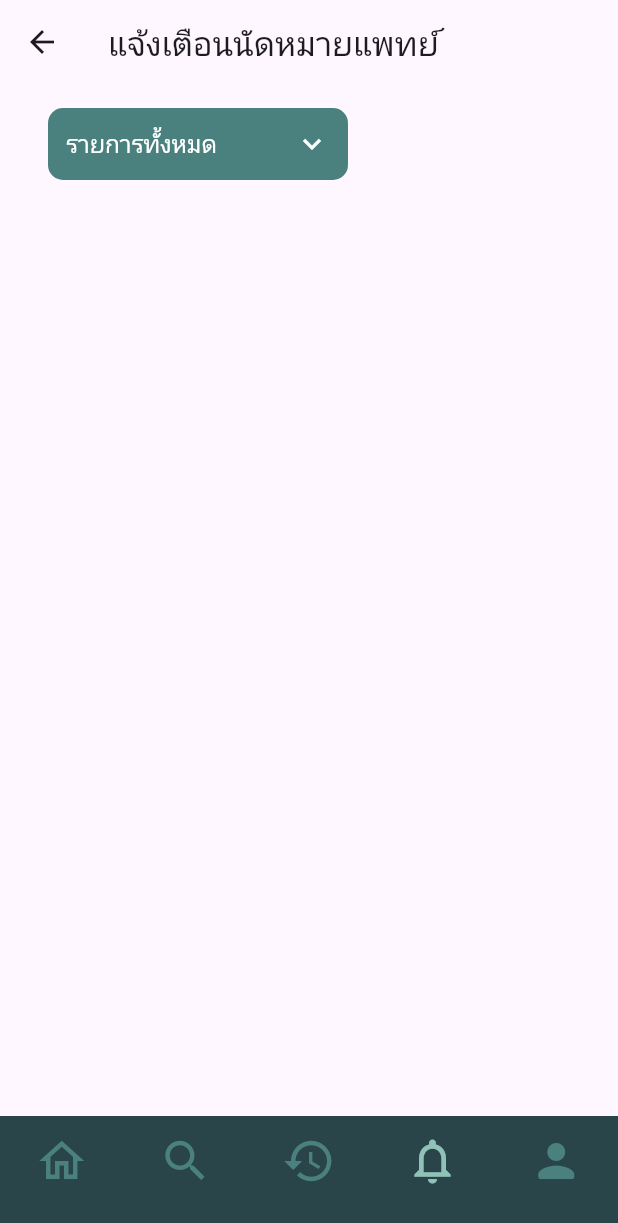
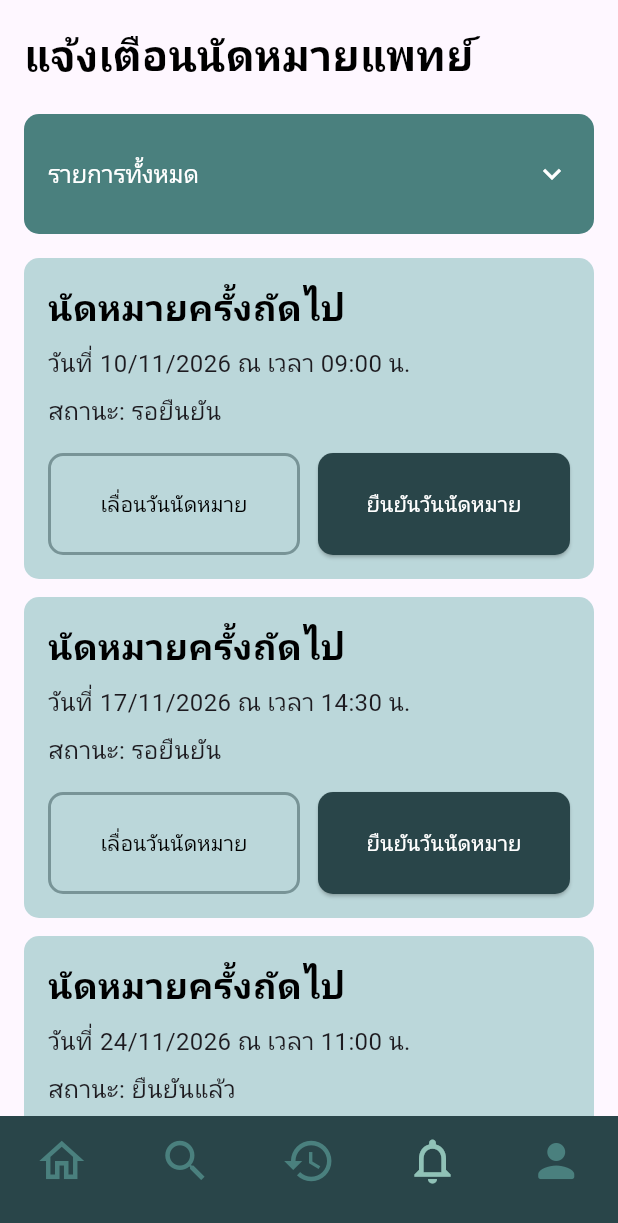
Before and after one commit to ST2415/medisync, a Flutter app: the screen it shows after launch, item 4 of the bottom bar chosen, on a phone screen of 412 x 824 dp. Shown: the top 1223 px of the screen. Run offline on Flutter 3.47's test engine with Material 3 defaults, Android fonts, the light colour scheme and no system bars; Roboto replaces fonts that are missing (Kanit).

Commit message:
Fixed appointment and Update appointment, history and Title's server name.

```diff
--- a/lib/pages/appointment_list_page.dart
+++ b/lib/pages/appointment_list_page.dart
@@ -63,20 +63,25 @@ class _AppointmentListPageState extends State<AppointmentListPage> {
   @override
   Widget build(BuildContext context) {
     return Scaffold(
-      appBar: AppBar(
-        title: Text("แจ้งเตือนนัดหมายแพทย์"),
+      body: ListView(
+            padding: const EdgeInsets.all(16),
+            children: [
+                const Padding(
+                  padding: EdgeInsets.only(bottom: 20),
+                  child: Text(
+                    'แจ้งเตือนนัดหมายแพทย์',
+                    style: TextStyle(
+                      fontSize: 28,
+                      fontWeight: FontWeight.bold,
+                      color: Colors.black,
                     ),
-      body: SingleChildScrollView(
-        child: Padding(
-          //กำหนด Margin ครอบทั้งหน้าจอ (ซ้าย-ขวา 32.0)
-            padding: const EdgeInsets.symmetric(horizontal: 32.0, vertical: 16.0),
-            child: Column(
-              crossAxisAlignment: CrossAxisAlignment.start,
-              children: [
+                  ),
+                ),
+
                 // ปุ่ม Dropdown เลือกสัปดาห์
                 Container(
                 width: 200,
-              padding: const EdgeInsets.symmetric(horizontal: 12.0),
+                padding: const EdgeInsets.symmetric(horizontal: 16.0, vertical: 16),
                 decoration: BoxDecoration(
                   color: const Color(0xFF4A807E),
                   borderRadius: BorderRadius.circular(10.0),
@@ -96,27 +101,40 @@ class _AppointmentListPageState extends State<AppointmentListPage> {
                       return DropdownMenuItem<String>(value: value, child: Text(value));
                     }).toList(),
                     onChanged: (String? newValue) {
+                      if (newValue == null) return;
+
                       setState(() {
-                      dropdownAppointmentList = newValue!;
+                        dropdownAppointmentList = newValue;
                       });
                     },
                   ),
                 ),
               ),
 
-              // ListView.builder(
-              //   padding: const EdgeInsets.symmetric(vertical: 8.0),
-              //   itemCount: myAppointments.length,
-              //   itemBuilder: (context, index) {
-              //     return _buildWaitingAppointmentCard(myAppointments[index]);
-              //   },
-              // ),
+              const SizedBox(height: 16),
+
+              Builder(
+                builder: (context) {
+                  final appointments = _getFilteredAppointments();
+
+                  if (appointments.isEmpty) {
+                    return const Padding(
+                      padding: EdgeInsets.only(top: 24),
+                      child: Center(
+                        child: Text('ไม่มีรายการนัดหมาย'),
+                      ),
+                    );
+                  }
+
+                  return Column(
+                    children: appointments.map((appointment) {
+                      return _buildAppointmentCard(appointment);
+                    }).toList(),
+                  );
+                },
+              ),
               ],
 
-            ),
-
-
-        ),
             ),
 
 
@@ -175,73 +193,134 @@ class _AppointmentListPageState extends State<AppointmentListPage> {
     );
   }
 
-  // Widget _buildWaitingAppointmentCard(Appointment item) {
-  //   bool isAlreadyConfirmed = item.status == 'ยืนยันแล้ว';
-  //
-  //   return Container(
-  //     margin: const EdgeInsets.symmetric(vertical: 8.0, horizontal: 16.0),
-  //     padding: const EdgeInsets.all(16.0),
-  //     decoration: BoxDecoration(
-  //       color: const Color(0xffb0b0b0), // สีพื้นหลังเทาอ่อนตามรูป
-  //       borderRadius: BorderRadius.circular(12.0),
-  //     ),
-  //     child: Column(
-  //       crossAxisAlignment: CrossAxisAlignment.start,
-  //       children: [
-  //         const Text(
-  //           "นัดหมายครั้งถัดไป",
-  //           style: TextStyle(fontSize: 24, fontWeight: FontWeight.bold, color: Colors.black),
-  //         ),
-  //         SizedBox(height: 8.0),
-  //         Text(
-  //           "วันที่ 10/11/2026 ณ เวลา 09:00 น.",
-  //           style: const TextStyle(fontSize: 16, color: Colors.black),
-  //         ),
-  //         SizedBox(height: 8.0),
-  //         Text(
-  //           "สถานะ: รอยืนยัน",
-  //           style: const TextStyle(fontSize: 16, color: Colors.black),
-  //         ),
-  //
-  //         SizedBox(height: 16.0),
-  //
-  //         Row(
-  //           children: [
-  //             Expanded(
-  //                 child: OutlinedButton(
-  //                   onPressed: isAlreadyConfirmed ? null : () {
-  //                     // Logic จำลองการกดเลื่อนนัด
-  //                     ScaffoldMessenger.of(context).showSnackBar(
-  //                     const SnackBar(content: Text('ระบบจำลองการเลื่อนวันนัดหมายทำงาน')),);},
-  //                   style: OutlinedButton.styleFrom(
-  //                     side: const BorderSide(color: Colors.black54),
-  //                     shape: RoundedRectangleBorder(borderRadius: BorderRadius.circular(8.0)),
-  //                     padding: const EdgeInsets.symmetric(vertical: 12.0),
-  //                   ),
-  //                   child: const Text("เลื่อนวันนัดหมาย", style: TextStyle(color: Colors.black)),
-  //                   //child: const Text("เลื่อนวันนัดหมาย", style: TextStyle(color: Colors.black)),
-  //                 ),
-  //             ),
-  //             const SizedBox(width: 12.0),
-  //
-  //             Expanded(
-  //                 child: ElevatedButton(
-  //                   onPressed: isAlreadyConfirmed ? null : () => _handleConfirmButton(item.appid),
-  //                   style: ElevatedButton.styleFrom(
-  //                   backgroundColor: const Color(0xff404040), // สีปุ่มเข้มตามรูป
-  //                   shape: RoundedRectangleBorder(borderRadius: BorderRadius.circular(8.0)),
-  //                   padding: const EdgeInsets.symmetric(vertical: 12.0),
-  //                 ),
-  //                 child: Text(
-  //                     isAlreadyConfirmed ? "ยืนยันแล้ว" : "ยืนยันวันนัดหมาย",
-  //                     style: const TextStyle(color: Colors.white)
-  //                 ),
-  //             ),
-  //           ),
-  //         ],
-  //     ),
-  //   ],
-  //   )
-  //   );
-  // }
+  List<Appointment> _getFilteredAppointments() {
+    switch (dropdownAppointmentList) {
+      case 'รายการที่ยืนยัน':
+        return myAppointments
+            .where((item) => item.status == 'ยืนยันแล้ว')
+            .toList();
+
+      case 'รายการที่เลื่อน':
+        return myAppointments
+            .where((item) => item.status == 'เลื่อนแล้ว')
+            .toList();
+
+      case 'รายการที่ผ่านมาแล้ว':
+        final now = DateTime.now();
+
+        return myAppointments.where((item) {
+          final parts = item.dateStr.split('/');
+          if (parts.length != 3) return false;
+
+          final date = DateTime(
+            int.parse(parts[2]),
+            int.parse(parts[1]),
+            int.parse(parts[0]),
+          );
+
+          return date.isBefore(
+            DateTime(now.year, now.month, now.day),
+          );
+        }).toList();
+
+      default:
+        return myAppointments;
     }
+  }
+
+
+  Widget _buildAppointmentCard(Appointment item) {
+    final isConfirmed = item.status == 'ยืนยันแล้ว';
+
+    return Container(
+      width: double.infinity,
+      margin: const EdgeInsets.only(bottom: 12),
+      padding: const EdgeInsets.all(16),
+      decoration: BoxDecoration(
+        color: const Color(0xFFBBD7DA),
+        borderRadius: BorderRadius.circular(10),
+      ),
+      child: Column(
+        crossAxisAlignment: CrossAxisAlignment.start,
+        children: [
+          const Text(
+            'นัดหมายครั้งถัดไป',
+            style: TextStyle(
+              fontSize: 24,
+              fontWeight: FontWeight.bold,
+              color: Colors.black,
+            ),
+          ),
+          const SizedBox(height: 8),
+
+          Text(
+            'วันที่ ${item.dateStr} ณ เวลา ${item.timeStr} น.',
+            style: const TextStyle(fontSize: 16),
+          ),
+          const SizedBox(height: 8),
+
+          Text(
+            'สถานะ: ${item.status}',
+            style: const TextStyle(fontSize: 16),
+          ),
+          const SizedBox(height: 16),
+
+          Row(
+            children: [
+              Expanded(
+                child: OutlinedButton(
+                  onPressed: isConfirmed
+                      ? null
+                      : () {
+                    ScaffoldMessenger.of(context).showSnackBar(
+                      const SnackBar(
+                        content: Text(
+                          'ระบบจำลองการเลื่อนวันนัดหมาย',
+                        ),
+                      ),
+                    );
+                  },
+                  style: OutlinedButton.styleFrom(
+                    foregroundColor: Colors.black,
+                    side: const BorderSide(color: Color(0x75294549), width: 2),
+                    padding: const EdgeInsets.symmetric(vertical: 24),
+                    shape: RoundedRectangleBorder(
+                      borderRadius: BorderRadius.circular(10),
+                    ),
+                  ),
+                  child: const Text(
+                    'เลื่อนวันนัดหมาย',
+                    textAlign: TextAlign.center,
+                  ),
+                ),
+              ),
+              const SizedBox(width: 12),
+
+              Expanded(
+                child: ElevatedButton(
+                  onPressed: isConfirmed
+                      ? null
+                      : () => _handleConfirmButton(item.appid),
+                  style: ElevatedButton.styleFrom(
+                    backgroundColor: const Color(0xFF294549),
+                    foregroundColor: Colors.white,
+                    disabledBackgroundColor: const Color(0x75294549),
+                    disabledForegroundColor: Colors.white,
+                    padding: const EdgeInsets.symmetric(vertical: 24),
+                    shape: RoundedRectangleBorder(
+                      borderRadius: BorderRadius.circular(10),
+                    ),
+                  ),
+                  child: Text(
+                    isConfirmed ? 'ยืนยันแล้ว' : 'ยืนยันวันนัดหมาย',
+                    textAlign: TextAlign.center,
+                  ),
+                ),
+              ),
+            ],
+          ),
+        ],
+      ),
+    );
+  }
+}
```
Also changed, not shown: lib/pages/history_table_list_page.dart (+79 -7 lines), 1 other file. Lines whose indentation alone changed are shown as unchanged.
